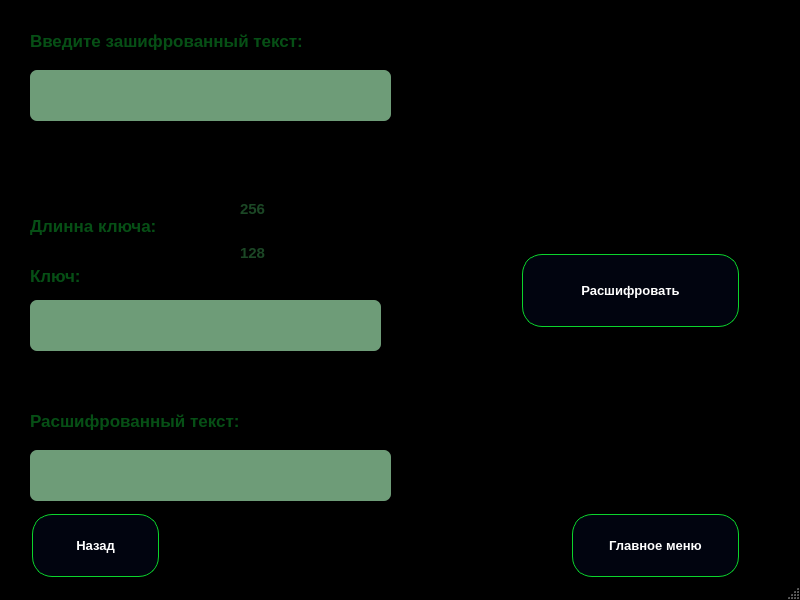
Qt form ui_designs/aes_dec.ui (decrich7/PyQt_Encryptor) before a commit.
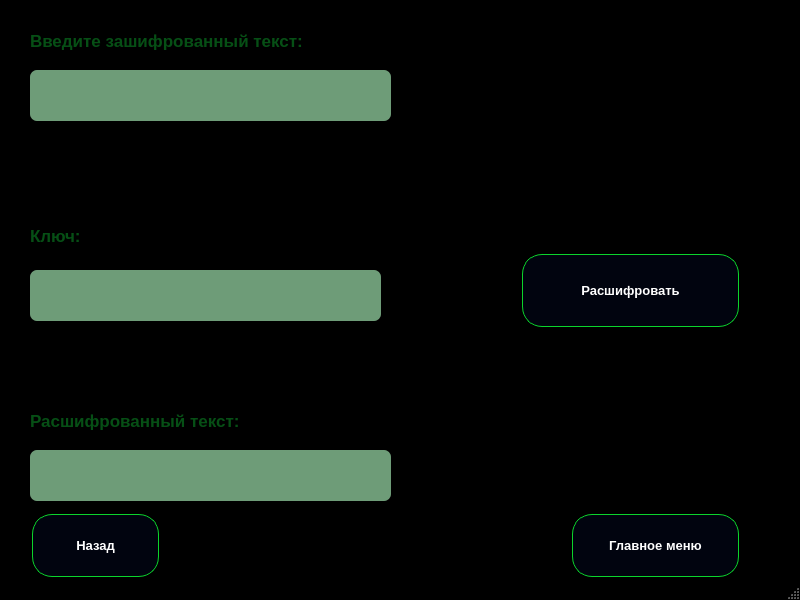
The same form after that commit.

Diff of the .ui file:
```diff
--- a/ui_designs/aes_dec.ui
+++ b/ui_designs/aes_dec.ui
@@ -155,50 +155,11 @@
      <string>Главное меню</string>
     </property>
    </widget>
-   <widget class="QWidget" name="gridLayoutWidget">
-    <property name="geometry">
-     <rect>
-      <x>220</x>
-      <y>180</y>
-      <width>141</width>
-      <height>101</height>
-     </rect>
-    </property>
-    <layout class="QGridLayout" name="gridLayout">
-     <item row="0" column="0">
-      <widget class="QRadioButton" name="radioButton_3">
-       <property name="text">
-        <string>256</string>
-       </property>
-      </widget>
-     </item>
-     <item row="1" column="0">
-      <widget class="QRadioButton" name="radioButton_2">
-       <property name="text">
-        <string>128</string>
-       </property>
-      </widget>
-     </item>
-    </layout>
-   </widget>
-   <widget class="QLabel" name="label_2">
-    <property name="geometry">
-     <rect>
-      <x>30</x>
-      <y>200</y>
-      <width>141</width>
-      <height>51</height>
-     </rect>
-    </property>
-    <property name="text">
-     <string>Длинна ключа:</string>
-    </property>
-   </widget>
    <widget class="QTextEdit" name="textEdit_3">
     <property name="geometry">
      <rect>
       <x>30</x>
-      <y>300</y>
+      <y>270</y>
       <width>351</width>
       <height>51</height>
      </rect>
@@ -208,7 +169,7 @@
     <property name="geometry">
      <rect>
       <x>30</x>
-      <y>260</y>
+      <y>220</y>
       <width>161</width>
       <height>31</height>
      </rect>
```
